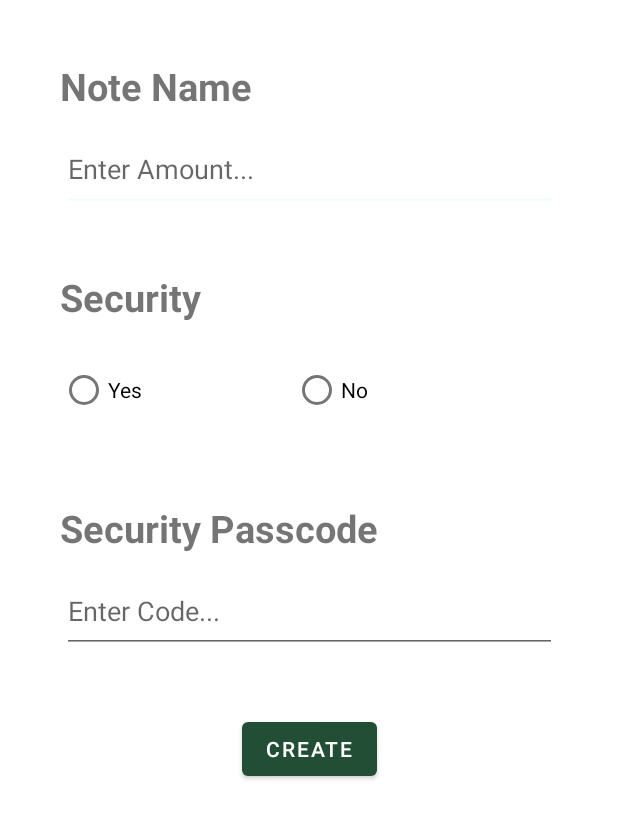
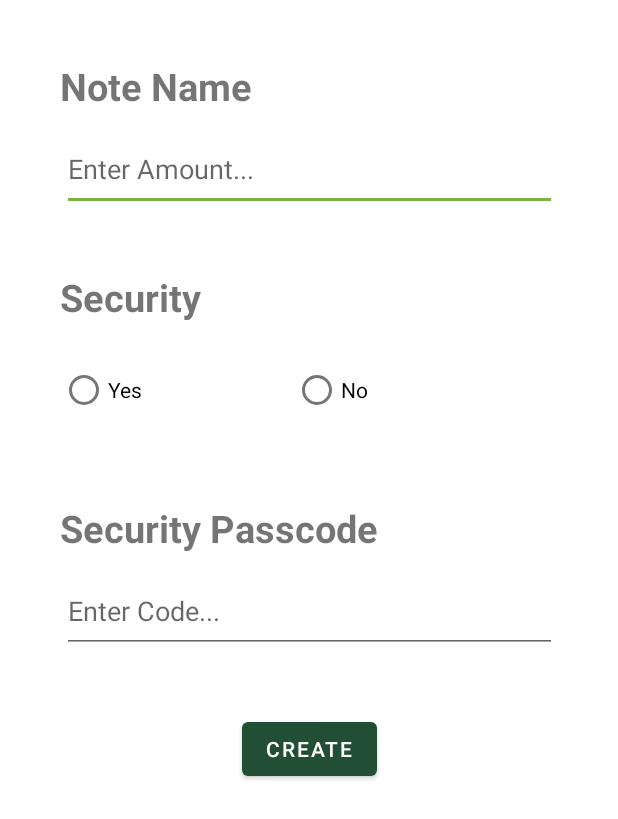
Before and after one commit to CornOnTheJacob/CapstoneY2Q3, an Android app: the layout fragment_add_note.xml on its own in the app's theme, with its tools: preview values and no code run, on a phone screen of 412 x 824 dp. Shown: the top 819 px of the screen. Run offline under Robolectric (Android 15) with nearby library versions, the phone set to English and light mode, and no system bars.

```diff
--- a/app/src/main/java/com/example/notesapp/model/Notes.kt
+++ b/app/src/main/java/com/example/notesapp/model/Notes.kt
@@ -11,6 +11,6 @@ data class Notes(
     val title: String,
     @ColumnInfo(name = "last_accessed") val lastAccessed: String,
     @ColumnInfo(name = "security_status") val securityStatus: Boolean,
-    val password: String?,
-    val notes: String?
+    val notes: String,
+    val password: String?
 )
--- a/app/src/main/res/layout/fragment_add_note.xml
+++ b/app/src/main/res/layout/fragment_add_note.xml
@@ -1,9 +1,11 @@
 <?xml version="1.0" encoding="utf-8"?>
-<androidx.constraintlayout.widget.ConstraintLayout xmlns:android="http://schemas.android.com/apk/res/android"
+<androidx.constraintlayout.widget.ConstraintLayout
+    xmlns:android="http://schemas.android.com/apk/res/android"
     xmlns:app="http://schemas.android.com/apk/res-auto"
     xmlns:tools="http://schemas.android.com/tools"
     android:layout_width="match_parent"
-    android:layout_height="match_parent">
+    android:layout_height="match_parent"
+    tools:context=".fragments.AddNoteFragment">
 
     <TextView
         android:id="@+id/namingTitle"
--- a/app/src/main/res/values/colors.xml
+++ b/app/src/main/res/values/colors.xml
@@ -12,7 +12,7 @@
     <color name="green">#FF214e34</color>
     <color name="green_dark">#FF00250e</color>
     <color name="green_light">#FF4d7a5e</color>
-    <color name="cool_white">#FFf4fdff</color>
-    <color name="cool_white_dark">#FFc1cacc</color>
-    <color name="cool_white_light">#FFffffff</color>
+    <color name="lime">#FF7cb342</color>
+    <color name="lime_dark">#FFaee571</color>
+    <color name="lime_light">#FF4b830d</color>
 </resources>
--- a/app/src/main/res/values/themes.xml
+++ b/app/src/main/res/values/themes.xml
@@ -6,8 +6,8 @@
         <item name="colorPrimaryVariant">@color/green_dark</item>
         <item name="colorOnPrimary">@color/white</item>
         <!-- Secondary brand color. -->
-        <item name="colorSecondary">@color/cool_white</item>
-        <item name="colorSecondaryVariant">@color/cool_white_dark</item>
+        <item name="colorSecondary">@color/lime</item>
+        <item name="colorSecondaryVariant">@color/lime_dark</item>
         <item name="colorOnSecondary">@color/black</item>
         <!-- Status bar color. -->
         <item name="android:statusBarColor">?attr/colorPrimaryVariant</item>
--- a/gradle.properties
+++ b/gradle.properties
@@ -15,6 +15,8 @@ org.gradle.jvmargs=-Xmx2048m -Dfile.encoding=UTF-8
 # Android operating system, and which are packaged with your app's APK
 # https://developer.android.com/topic/libraries/support-library/androidx-rn
 android.useAndroidX=true
+android.enableJetifier=true
+
 # Kotlin code style for this project: "official" or "obsolete":
 kotlin.code.style=official
 # Enables namespacing of each library's R class so that its R class includes only the
```
Also changed, not shown: app/build.gradle (+5 -3 lines), app/src/main/java/com/example/notesapp/fragments/AddNoteFragment.kt (+67 -13 lines), app/src/main/java/com/example/notesapp/viewmodel/NotesViewModel.kt (+11 -11 lines), app/src/main/res/navigation/nav_graph.xml (+9 -4 lines).
